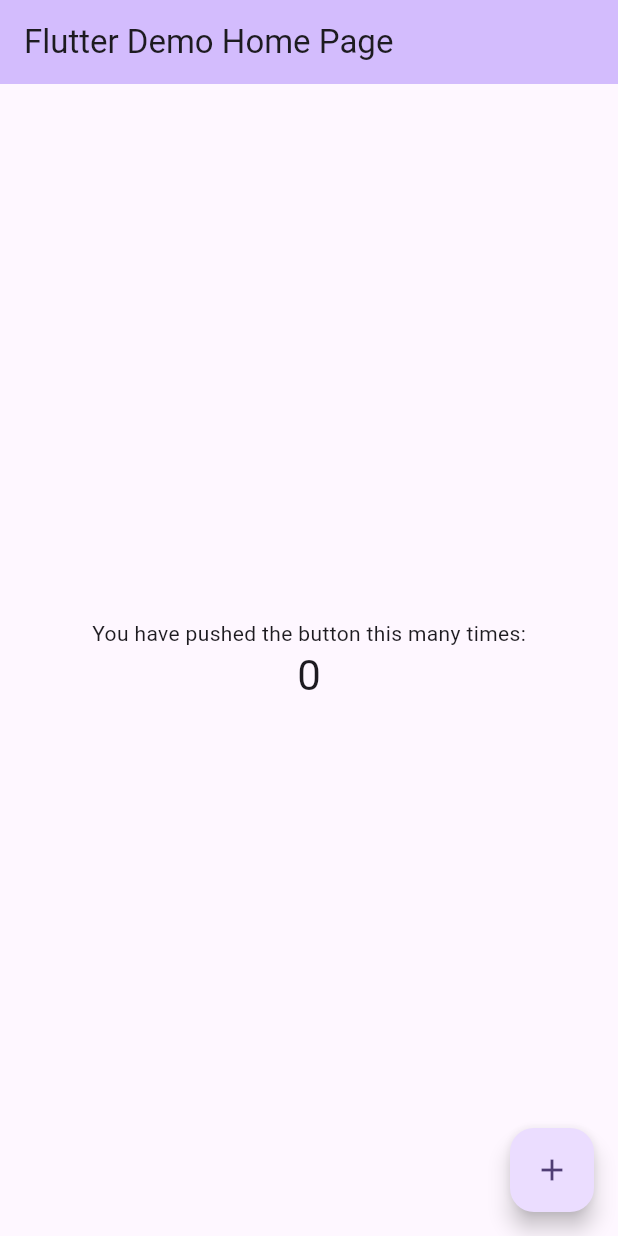
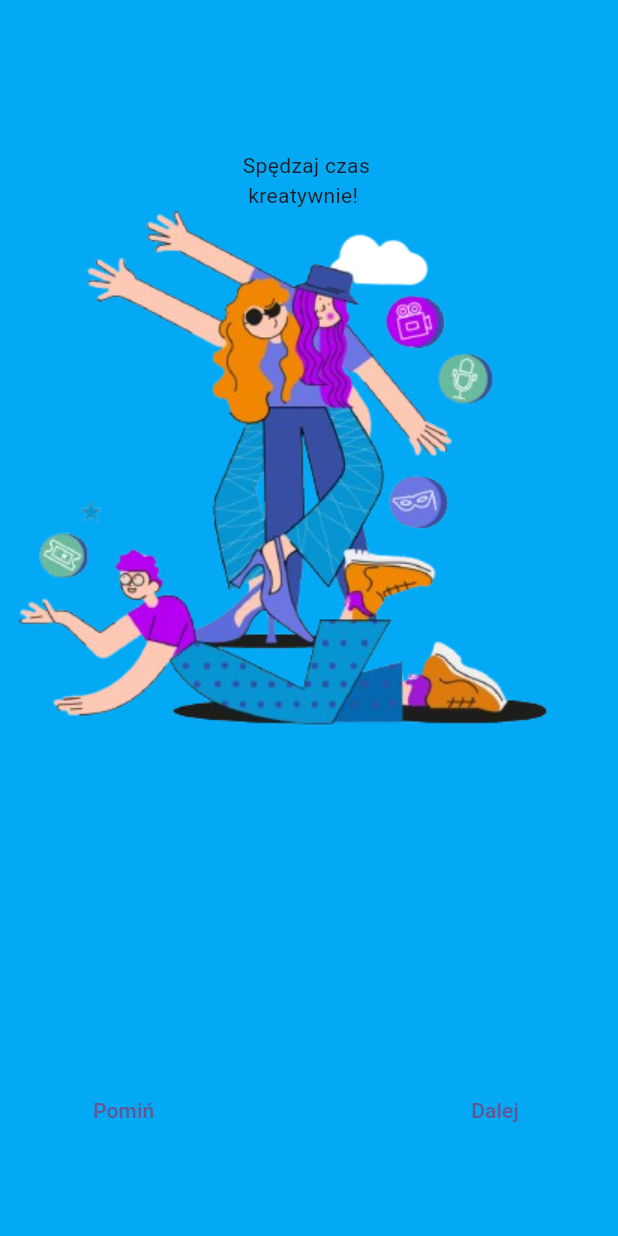
Before and after one commit to Hashtan/WelcomePage, a Flutter app: the screen it shows after launch, on a phone screen of 412 x 824 dp. Run offline on Flutter 3.47's test engine with Material 3 defaults, Android fonts, the light colour scheme and no system bars.

Commit message:
Created basic app layout - added images, started with layout, created widgets

```diff
--- a/lib/main.dart
+++ b/lib/main.dart
@@ -1,4 +1,7 @@
 import 'package:flutter/material.dart';
+import 'package:welcome_pages/pages/pages.dart';
+import 'package:welcome_pages/widgets/one_button_widget.dart';
+import 'package:welcome_pages/widgets/two_buttons_widget.dart';
 
 void main() {
   runApp(const MyApp());
@@ -7,119 +10,41 @@
 class MyApp extends StatelessWidget {
   const MyApp({super.key});
 
-  // This widget is the root of your application.
   @override
   Widget build(BuildContext context) {
     return MaterialApp(
-      title: 'Flutter Demo',
-      theme: ThemeData(
-        // This is the theme of your application.
-        //
-        // TRY THIS: Try running your application with "flutter run". You'll see
-        // the application has a purple toolbar. Then, without quitting the app,
-        // try changing the seedColor in the colorScheme below to Colors.green
-        // and then invoke "hot reload" (save your changes or press the "hot
-        // reload" button in a Flutter-supported IDE, or press "r" if you used
-        // the command line to start the app).
-        //
-        // Notice that the counter didn't reset back to zero; the application
-        // state is not lost during the reload. To reset the state, use hot
-        // restart instead.
-        //
-        // This works for code too, not just values: Most code changes can be
-        // tested with just a hot reload.
-        colorScheme: ColorScheme.fromSeed(seedColor: Colors.deepPurple),
-        useMaterial3: true,
-      ),
-      home: const MyHomePage(title: 'Flutter Demo Home Page'),
-    );
+        title: 'Flutter Demo',
+        theme: ThemeData(
+          scaffoldBackgroundColor: Colors.lightBlue,
+          colorScheme: ColorScheme.fromSeed(seedColor: Colors.deepPurple),
+          useMaterial3: true,
+        ),
+        home: const Pages(
+            title: 'Spędzaj czas \n kreatywnie!',
+            image: 'assets/images/2.png',
+            widget: TwoButtonsWidget(
+                page: const Pages(
+                    title: 'Bierz udział w wydarzeniach!',
+                    image: 'assets/images/3.png',
+                    widget: TwoButtonsWidget(
+                        page: const Pages(
+                            title: 'Poznawaj nieodkryte szlaki!',
+                            image: 'assets/images/4.png',
+                            widget: TwoButtonsWidget(
+                                page: const Pages(
+                                    title: 'Ustawiaj przypomnienia!',
+                                    image: 'assets/images/5.png',
+                                    widget: TwoButtonsWidget(
+                                        page: const Pages(
+                                            title: 'Bądź na bierząco!',
+                                            image: 'assets/images/6.png',
+                                            widget: TwoButtonsWidget(
+                                                page: const Pages(
+                                                    title:
+                                                        'Poznawaj nieodkryte szlaki!',
+                                                    image:
+                                                        'assets/images/1.png',
+                                                    widget:
+                                                        OneButtonWidget()))))))))))));
   }
 }
-
-class MyHomePage extends StatefulWidget {
-  const MyHomePage({super.key, required this.title});
-
-  // This widget is the home page of your application. It is stateful, meaning
-  // that it has a State object (defined below) that contains fields that affect
-  // how it looks.
-
-  // This class is the configuration for the state. It holds the values (in this
-  // case the title) provided by the parent (in this case the App widget) and
-  // used by the build method of the State. Fields in a Widget subclass are
-  // always marked "final".
-
-  final String title;
-
-  @override
-  State<MyHomePage> createState() => _MyHomePageState();
-}
-
-class _MyHomePageState extends State<MyHomePage> {
-  int _counter = 0;
-
-  void _incrementCounter() {
-    setState(() {
-      // This call to setState tells the Flutter framework that something has
-      // changed in this State, which causes it to rerun the build method below
-      // so that the display can reflect the updated values. If we changed
-      // _counter without calling setState(), then the build method would not be
-      // called again, and so nothing would appear to happen.
-      _counter++;
-    });
-  }
-
-  @override
-  Widget build(BuildContext context) {
-    // This method is rerun every time setState is called, for instance as done
-    // by the _incrementCounter method above.
-    //
-    // The Flutter framework has been optimized to make rerunning build methods
-    // fast, so that you can just rebuild anything that needs updating rather
-    // than having to individually change instances of widgets.
-    return Scaffold(
-      appBar: AppBar(
-        // TRY THIS: Try changing the color here to a specific color (to
-        // Colors.amber, perhaps?) and trigger a hot reload to see the AppBar
-        // change color while the other colors stay the same.
-        backgroundColor: Theme.of(context).colorScheme.inversePrimary,
-        // Here we take the value from the MyHomePage object that was created by
-        // the App.build method, and use it to set our appbar title.
-        title: Text(widget.title),
-      ),
-      body: Center(
-        // Center is a layout widget. It takes a single child and positions it
-        // in the middle of the parent.
-        child: Column(
-          // Column is also a layout widget. It takes a list of children and
-          // arranges them vertically. By default, it sizes itself to fit its
-          // children horizontally, and tries to be as tall as its parent.
-          //
-          // Column has various properties to control how it sizes itself and
-          // how it positions its children. Here we use mainAxisAlignment to
-          // center the children vertically; the main axis here is the vertical
-          // axis because Columns are vertical (the cross axis would be
-          // horizontal).
-          //
-          // TRY THIS: Invoke "debug painting" (choose the "Toggle Debug Paint"
-          // action in the IDE, or press "p" in the console), to see the
-          // wireframe for each widget.
-          mainAxisAlignment: MainAxisAlignment.center,
-          children: <Widget>[
-            const Text(
-              'You have pushed the button this many times:',
-            ),
-            Text(
-              '$_counter',
-              style: Theme.of(context).textTheme.headlineMedium,
-            ),
-          ],
-        ),
-      ),
-      floatingActionButton: FloatingActionButton(
-        onPressed: _incrementCounter,
-        tooltip: 'Increment',
-        child: const Icon(Icons.add),
-      ), // This trailing comma makes auto-formatting nicer for build methods.
-    );
-  }
-}
--- /dev/null
+++ b/lib/pages/home_screen.dart
@@ -0,0 +1,10 @@
+import 'package:flutter/cupertino.dart';
+
+class HomeScreen extends StatelessWidget {
+  const HomeScreen({super.key});
+
+  @override
+  Widget build(BuildContext context) {
+    return const Text('Powitać');
+  }
+}
--- /dev/null
+++ b/lib/pages/pages.dart
@@ -0,0 +1,35 @@
+import 'package:flutter/material.dart';
+
+class Pages extends StatelessWidget {
+  const Pages(
+      {super.key,
+      required this.title,
+      required this.image,
+      required this.widget});
+
+  final String title;
+  final String image;
+  final Widget widget;
+
+  @override
+  Widget build(BuildContext context) {
+    return Scaffold(
+        body: SafeArea(
+      child: Center(
+        child: Stack(children: [
+          Image.asset(image, fit: BoxFit.cover),
+          Column(
+            mainAxisAlignment: MainAxisAlignment.center,
+            crossAxisAlignment: CrossAxisAlignment.center,
+            children: [
+              const SizedBox(height: 100),
+              Text(title),
+              const Expanded(child: SizedBox()),
+              widget,
+              const SizedBox(height: 60)],
+          ),
+        ]),
+      ),
+    ));
+  }
+}
--- /dev/null
+++ b/lib/widgets/one_button_widget.dart
@@ -0,0 +1,16 @@
+import 'package:flutter/material.dart';
+import 'package:welcome_pages/pages/home_screen.dart';
+
+class OneButtonWidget extends StatelessWidget {
+  const OneButtonWidget({super.key});
+
+  @override
+  Widget build(BuildContext context) {
+    return TextButton(
+        onPressed: () {
+          Navigator.push(context,
+              MaterialPageRoute(builder: (context) => const HomeScreen()));
+        },
+        child: const Text('Zaczynamy'));
+  }
+}
--- /dev/null
+++ b/lib/widgets/two_buttons_widget.dart
@@ -0,0 +1,33 @@
+import 'package:flutter/material.dart';
+import 'package:welcome_pages/pages/home_screen.dart';
+
+class TwoButtonsWidget extends StatelessWidget{
+  const TwoButtonsWidget({
+    super.key,
+    required this.page
+  });
+
+  final Widget page;
+
+  @override
+  Widget build(BuildContext context) {
+return Row(
+  children: [
+    const SizedBox(width: 50),
+    TextButton(
+      onPressed: (){
+        Navigator.push(context, MaterialPageRoute(builder: (context) => const HomeScreen()));
+      },
+      child: const Text('Pomiń')),
+    const Expanded(child: SizedBox()),
+    TextButton(
+        onPressed: (){
+          Navigator.push(context, MaterialPageRoute(builder: (context) => page));
+        },
+        child: const Text('Dalej')),
+    const SizedBox(width: 50)
+  ],
+);
+  }
+
+}
```
Also changed, not shown: pubspec.yaml (+8 -0 lines), assets/images/1.png (added), assets/images/2.png (added), assets/images/3.png (added), assets/images/4.png (added), assets/images/5.png (added), assets/images/6.png (added).
